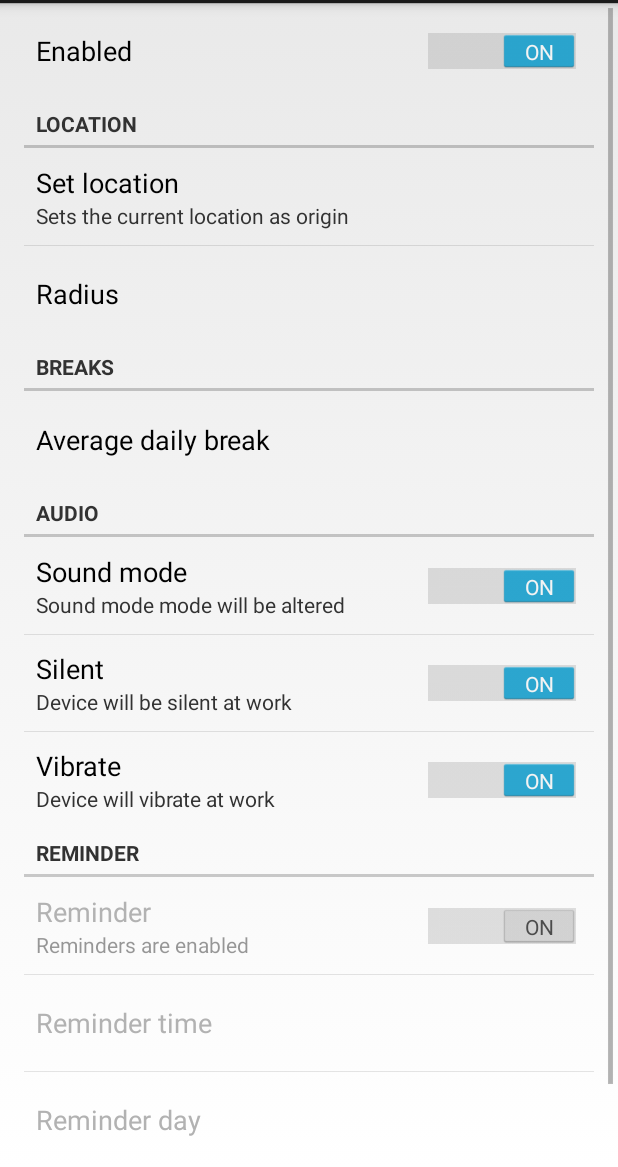
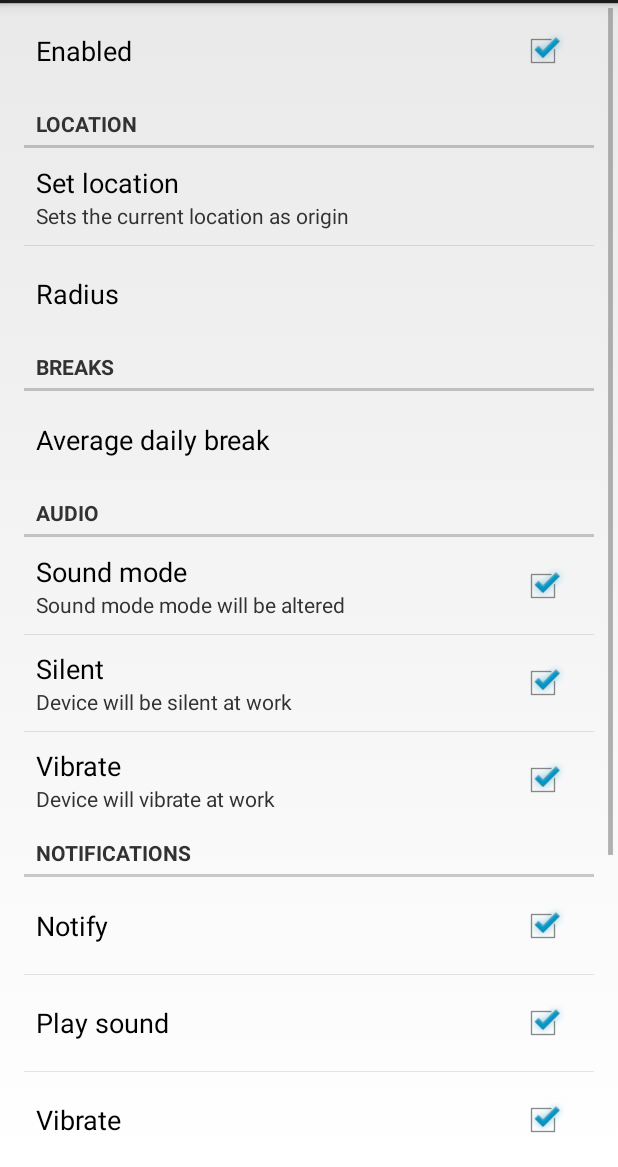
Before and after one commit to tokko/CameAndWent, an Android app: the fragment SettingsFragment shown on its own in the app's theme, on a phone screen of 412 x 824 dp, the part 69-1236 px from its top. Run offline under Robolectric (Android 15) with nearby library versions, the phone set to English and light mode, and no system bars.

Commit message:
removed the switchpreferences because they are buggy as shit prelollipo. Also createt preferences for notifications on clockin/clockout events

```diff
--- a/app/src/main/java/com/tokko/cameandwent/cameandwent/ClockManager.java
+++ b/app/src/main/java/com/tokko/cameandwent/cameandwent/ClockManager.java
@@ -67,11 +67,16 @@ public class ClockManager {
     }
 
     private void postNotification(int id, String s) {
+        if(!defaultPrefs.getBoolean("notifications_enabled", false)) return;
         Notification.Builder nb = new Notification.Builder(context);
-        nb.setVibrate(new long[]{0, 1000});
+        if(defaultPrefs.getBoolean("notifications_vibrate", false))
+            nb.setVibrate(new long[]{0, 1000});
+        else
+            nb.setVibrate(new long[]{0});
         nb.setContentTitle(s);
         nb.setSmallIcon(R.drawable.ic_launcher);
-        nb.setSound(RingtoneManager.getDefaultUri(RingtoneManager.TYPE_NOTIFICATION));
+        if(defaultPrefs.getBoolean("notifications_sound", false))
+            nb.setSound(RingtoneManager.getDefaultUri(RingtoneManager.TYPE_NOTIFICATION));
         nb.setContentIntent(PendingIntent.getActivity(context, 0, new Intent(context, MainActivity.class).addFlags(Intent.FLAG_ACTIVITY_NEW_TASK), PendingIntent.FLAG_UPDATE_CURRENT));
         NotificationManager nm = (NotificationManager) context.getSystemService(Context.NOTIFICATION_SERVICE);
         nm.notify(id, nb.build());
--- a/app/src/main/res/xml/preferences.xml
+++ b/app/src/main/res/xml/preferences.xml
@@ -1,7 +1,7 @@
 <PreferenceScreen
     xmlns:android="http://schemas.android.com/apk/res/android">
 
-    <SwitchPreference
+    <CheckBoxPreference
         android:key="enabled"
         android:title="Enabled"
         android:defaultValue="true" />
@@ -41,7 +41,7 @@
         android:key="audio"
         android:defaultValue="true" >
 
-        <SwitchPreference
+        <CheckBoxPreference
             android:defaultValue="true"
             android:title="Sound mode"
             android:dependency="audio"
@@ -49,14 +49,14 @@
             android:summaryOn="Sound mode mode will be altered"
             android:key="soundmode" />
 
-        <SwitchPreference
+        <CheckBoxPreference
             android:dependency="soundmode"
             android:title="Silent"
             android:defaultValue="true"
             android:key="silent"
             android:summaryOn="Device will be silent at work"
             android:summaryOff="Device will not be silent at work"/>
-        <SwitchPreference
+        <CheckBoxPreference
             android:dependency="silent"
             android:key="vibrate"
             android:title="Vibrate"
@@ -67,13 +67,36 @@
     </PreferenceCategory>
 
     <PreferenceCategory
+        android:key="notifications"
+        android:dependency="enabled"
+        android:title="Notifications" >
+
+        <CheckBoxPreference
+            android:key="notifications_enabled"
+            android:title="Notify"
+            android:defaultValue="true" />
+        <CheckBoxPreference
+            android:dependency="notifications_enabled"
+            android:key="notifications_sound"
+            android:title="Play sound"
+            android:defaultValue="true" />
+        <CheckBoxPreference
+            android:dependency="notifications_enabled"
+            android:key="notifications_vibrate"
+            android:title="Vibrate"
+            android:defaultValue="true" />
+
+
+    </PreferenceCategory>
+
+    <PreferenceCategory
         android:dependency="enabled"
         android:defaultValue="true"
         android:enabled="false"
         android:title="Reminder">
 
 
-        <SwitchPreference
+        <CheckBoxPreference
             android:defaultValue="true"
             android:title="Reminder"
             android:summaryOff="Reminders are disabled"
@@ -93,7 +116,7 @@
             android:dependency="reminders"
             android:title="Reminder day"/>
 
-        <SwitchPreference
+        <CheckBoxPreference
             android:defaultValue="true"
             android:title="Vibrate"
             android:key="vibrate"
```
